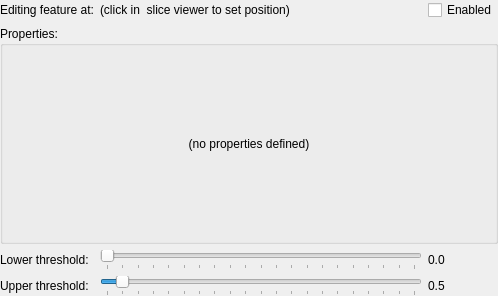
bwrrp/multifieldexplorer, file Gui/FeatureWidget.ui: the form before one commit.
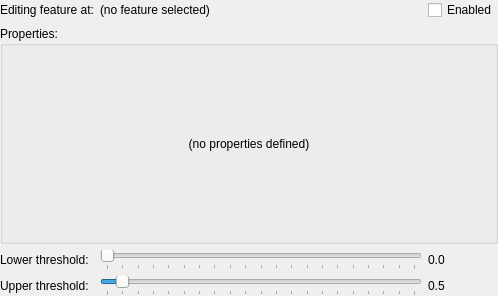
The form after the commit.

```diff
--- a/Gui/FeatureWidget.ui
+++ b/Gui/FeatureWidget.ui
@@ -139,7 +139,7 @@
    <item row="0" column="1" colspan="3">
     <widget class="QLabel" name="examplePosReadout">
      <property name="text">
-      <string>(click in  slice viewer to set position)</string>
+      <string>(no feature selected)</string>
      </property>
     </widget>
    </item>
```
